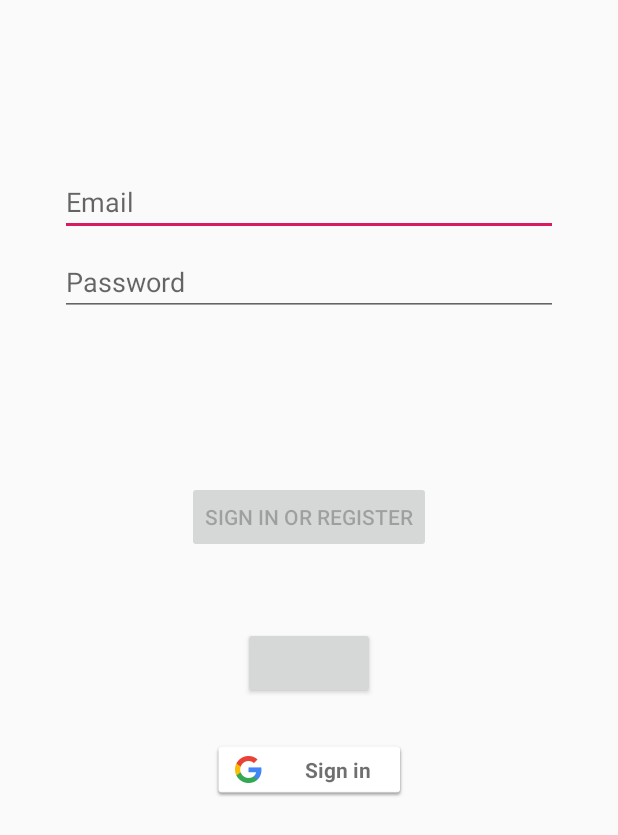
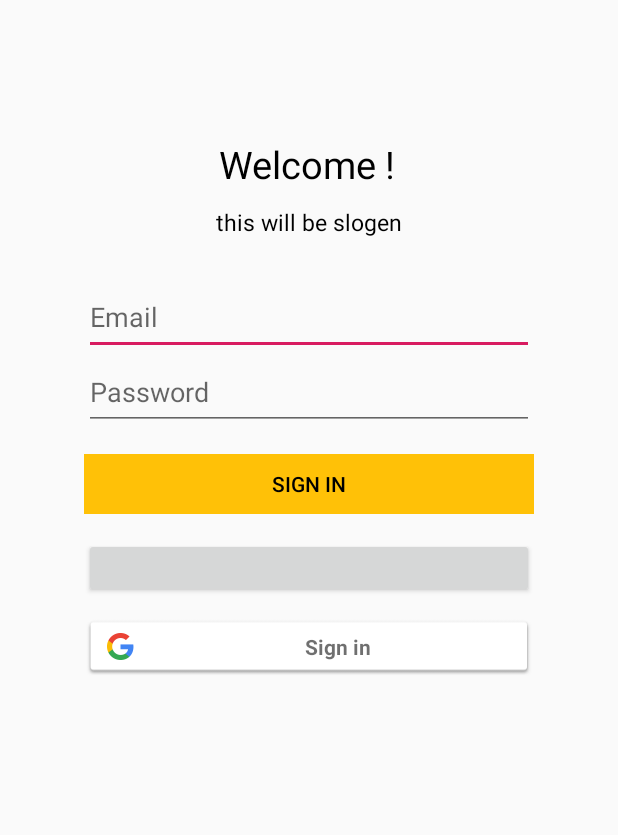
Before and after one commit to maayanmag/BookVibez, an Android app: the layout activity_login.xml on its own in the app's theme, with its tools: preview values and no code run, on a phone screen of 412 x 824 dp. Shown: the top 835 px of the screen. Run offline under Robolectric (Android 15) with nearby library versions, the phone set to English and light mode, and no system bars; plain views replace LoginButton.

Commit message:
connected bookPage

```diff
--- a/app/src/main/java/com/example/bookvibez/BooksRecyclerAdapter.java
+++ b/app/src/main/java/com/example/bookvibez/BooksRecyclerAdapter.java
@@ -84,7 +84,7 @@ public class BooksRecyclerAdapter extends RecyclerView.Adapter<BooksRecyclerAdap
         public void bind(final BookItem book, final OnItemClickListener listener) {
             title.setText(book.getTitle());
             author.setText(book.getAuthor());
-            img.setImageResource(book.getImageSrc());
+            img.setImageResource(book.getBookImg());
             itemView.setOnClickListener(new View.OnClickListener() {
                 @Override public void onClick(View view) {
                     listener.onItemClick(book);
--- a/app/src/main/res/layout/activity_login.xml
+++ b/app/src/main/res/layout/activity_login.xml
@@ -12,25 +12,25 @@
 
     <EditText
         android:id="@+id/username"
-        android:layout_width="0dp"
-        android:layout_height="wrap_content"
+        android:layout_width="300dp"
+        android:layout_height="50dp"
         android:layout_marginStart="24dp"
-        android:layout_marginTop="96dp"
+        android:layout_marginTop="28dp"
+
         android:layout_marginEnd="24dp"
-
         android:hint="@string/prompt_email"
         android:inputType="textEmailAddress"
         android:selectAllOnFocus="true"
         app:layout_constraintEnd_toEndOf="parent"
+        app:layout_constraintHorizontal_bias="0.506"
         app:layout_constraintStart_toStartOf="parent"
-        app:layout_constraintTop_toTopOf="parent" />
+        app:layout_constraintTop_toBottomOf="@+id/textView2" />
 
     <EditText
         android:id="@+id/password"
-        android:layout_width="0dp"
-        android:layout_height="wrap_content"
+        android:layout_width="300dp"
+        android:layout_height="50dp"
         android:layout_marginStart="24dp"
-        android:layout_marginTop="8dp"
         android:layout_marginEnd="24dp"
 
         android:hint="@string/prompt_password"
@@ -39,44 +39,49 @@
         android:inputType="textPassword"
         android:selectAllOnFocus="true"
         app:layout_constraintEnd_toEndOf="parent"
+        app:layout_constraintHorizontal_bias="0.507"
         app:layout_constraintStart_toStartOf="parent"
         app:layout_constraintTop_toBottomOf="@+id/username" />
 
     <Button
         android:id="@+id/login"
-        android:layout_width="wrap_content"
-        android:layout_height="wrap_content"
+        android:layout_width="300dp"
+        android:layout_height="40dp"
         android:layout_gravity="start"
         android:layout_marginStart="48dp"
         android:layout_marginTop="16dp"
         android:layout_marginEnd="48dp"
         android:layout_marginBottom="64dp"
+        android:background="#FFC107"
         android:enabled="false"
-        android:text="@string/action_sign_in"
+        android:text="@string/action_sign_in_short"
+        android:textColor="@color/black"
         app:layout_constraintBottom_toBottomOf="parent"
         app:layout_constraintEnd_toEndOf="parent"
+        app:layout_constraintHorizontal_bias="0.507"
         app:layout_constraintStart_toStartOf="parent"
         app:layout_constraintTop_toBottomOf="@+id/password"
-        app:layout_constraintVertical_bias="0.2" />
+        app:layout_constraintVertical_bias="0.0" />
 
     <com.facebook.login.widget.LoginButton
         android:id="@+id/fb_login_button"
-        android:layout_width="wrap_content"
-        android:layout_height="wrap_content"
+        android:layout_width="300dp"
+        android:layout_height="40dp"
         android:layout_gravity="center_horizontal"
-        android:layout_marginTop="49dp"
+        android:layout_marginTop="16dp"
         app:layout_constraintEnd_toEndOf="parent"
+        app:layout_constraintHorizontal_bias="0.503"
         app:layout_constraintStart_toStartOf="parent"
         app:layout_constraintTop_toBottomOf="@+id/login" />
 
     <com.google.android.gms.common.SignInButton
         android:id="@+id/google_sign_in_button"
-        android:layout_width="130dp"
-        android:layout_height="38dp"
+        android:layout_width="300dp"
+        android:layout_height="40dp"
         android:layout_gravity="center_horizontal"
-        android:layout_marginTop="28dp"
+        android:layout_marginTop="12dp"
         app:layout_constraintEnd_toEndOf="parent"
-        app:layout_constraintHorizontal_bias="0.502"
+        app:layout_constraintHorizontal_bias="0.498"
         app:layout_constraintStart_toStartOf="parent"
         app:layout_constraintTop_toBottomOf="@+id/fb_login_button" />
 
@@ -96,4 +101,38 @@
         app:layout_constraintTop_toTopOf="parent"
         app:layout_constraintVertical_bias="0.3" />
 
+    <TextView
+        android:id="@+id/textView"
+        android:layout_width="wrap_content"
+        android:layout_height="wrap_content"
+        android:layout_marginStart="8dp"
+        android:layout_marginTop="8dp"
+        android:layout_marginEnd="8dp"
+        android:layout_marginBottom="8dp"
+        android:text="@string/welcome"
+        android:textColor="@color/black"
+        android:textSize="25dp"
+        app:layout_constraintBottom_toTopOf="@+id/loading"
+        app:layout_constraintEnd_toEndOf="parent"
+        app:layout_constraintHorizontal_bias="0.496"
+        app:layout_constraintStart_toStartOf="parent"
+        app:layout_constraintTop_toTopOf="parent"
+        app:layout_constraintVertical_bias="0.363" />
+
+    <TextView
+        android:id="@+id/textView2"
+        android:layout_width="wrap_content"
+        android:layout_height="wrap_content"
+        android:layout_marginStart="8dp"
+        android:layout_marginEnd="8dp"
+        android:layout_marginBottom="8dp"
+        android:text="@string/app_slogen"
+        android:textColor="@color/black"
+        android:textSize="15dp"
+        app:layout_constraintBottom_toTopOf="@+id/loading"
+        app:layout_constraintEnd_toEndOf="parent"
+        app:layout_constraintStart_toStartOf="parent"
+        app:layout_constraintTop_toBottomOf="@+id/textView"
+        app:layout_constraintVertical_bias="0.108" />
+
 </android.support.constraint.ConstraintLayout>
--- a/app/src/main/res/layout/content_scrolling_book_page.xml
+++ b/app/src/main/res/layout/content_scrolling_book_page.xml
@@ -50,7 +50,7 @@
             android:textAppearance="@style/TextAppearance.AppCompat.Body1" />
 
         <TextView
-            android:id="@+id/book_name"
+            android:id="@+id/book_gener"
             android:layout_width="wrap_content"
             android:layout_height="wrap_content"
             android:text="Vibez Genre:"
@@ -140,13 +140,14 @@
         <!-- -->
 
         <Button
+            android:id="@+id/got_the_book_button"
             android:layout_columnSpan="2"
             android:layout_gravity="end"
             android:layout_marginTop="10dp"
             android:layout_marginEnd="10dp"
             android:layout_marginBottom="8dp"
             android:width="150dp"
-            android:background="@drawable/got_the_book_button"
+            android:background="@drawable/got_the_book_button_unpressed"
             android:fadingEdge="horizontal"
             android:text="I Got This Book!"
             android:textAlignment="center" />
--- a/app/src/main/res/layout/fragment_book_page.xml
+++ b/app/src/main/res/layout/fragment_book_page.xml
@@ -25,7 +25,7 @@
             <ImageView
                 android:id="@+id/toolbar_image"
                 android:layout_width="match_parent"
-                android:layout_height="match_parent"
+                android:layout_height="300dp"
                 android:adjustViewBounds="true"
                 android:contentDescription="@null"
                 android:fitsSystemWindows="true"
```
Also changed, not shown: app/src/main/java/com/example/bookvibez/BookItem.java (+22 -6 lines), app/src/main/java/com/example/bookvibez/BookPageFragment.java (+58 -11 lines), app/src/main/java/com/example/bookvibez/ListOfBooks.java (+1 -7 lines), app/src/main/res/drawable/got_the_book_button_pressed.xml (added, +9 -0 lines), app/src/main/res/drawable/got_the_book_button_unpressed.xml (renamed from app/src/main/res/drawable/got_the_book_button.xml).
